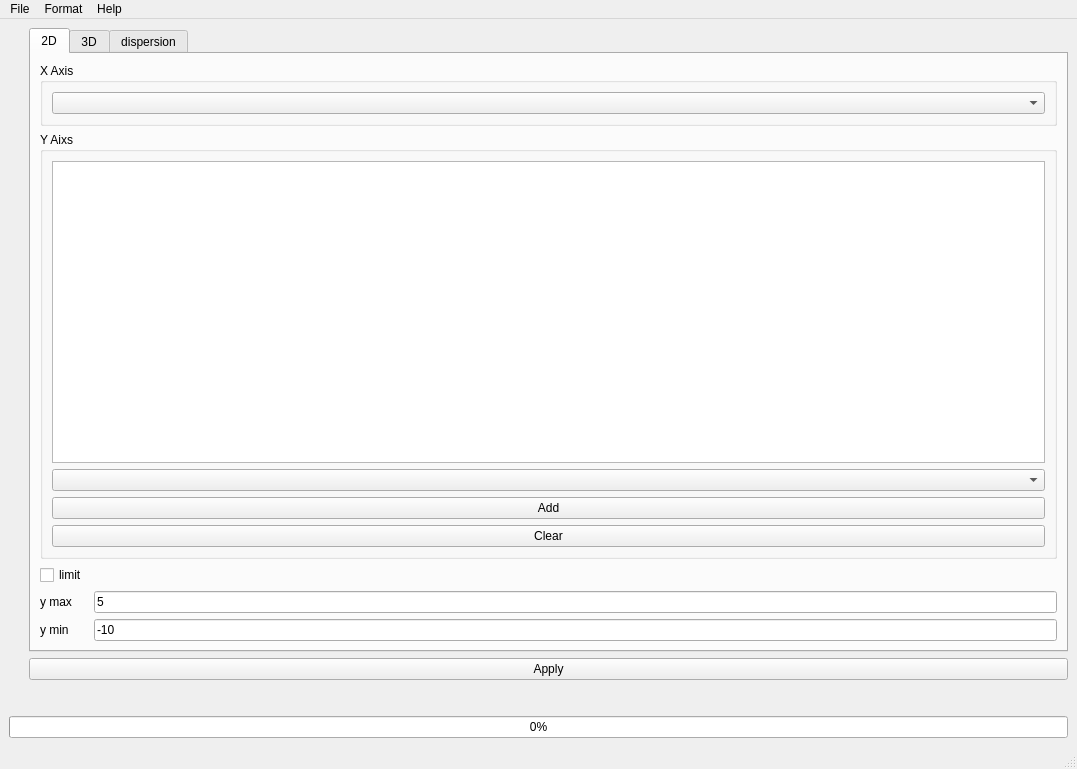
The window that ui/main_window.ui (yn4k4nishi/aemwel_viewer) describes before a commit, drawn with Qt 5.
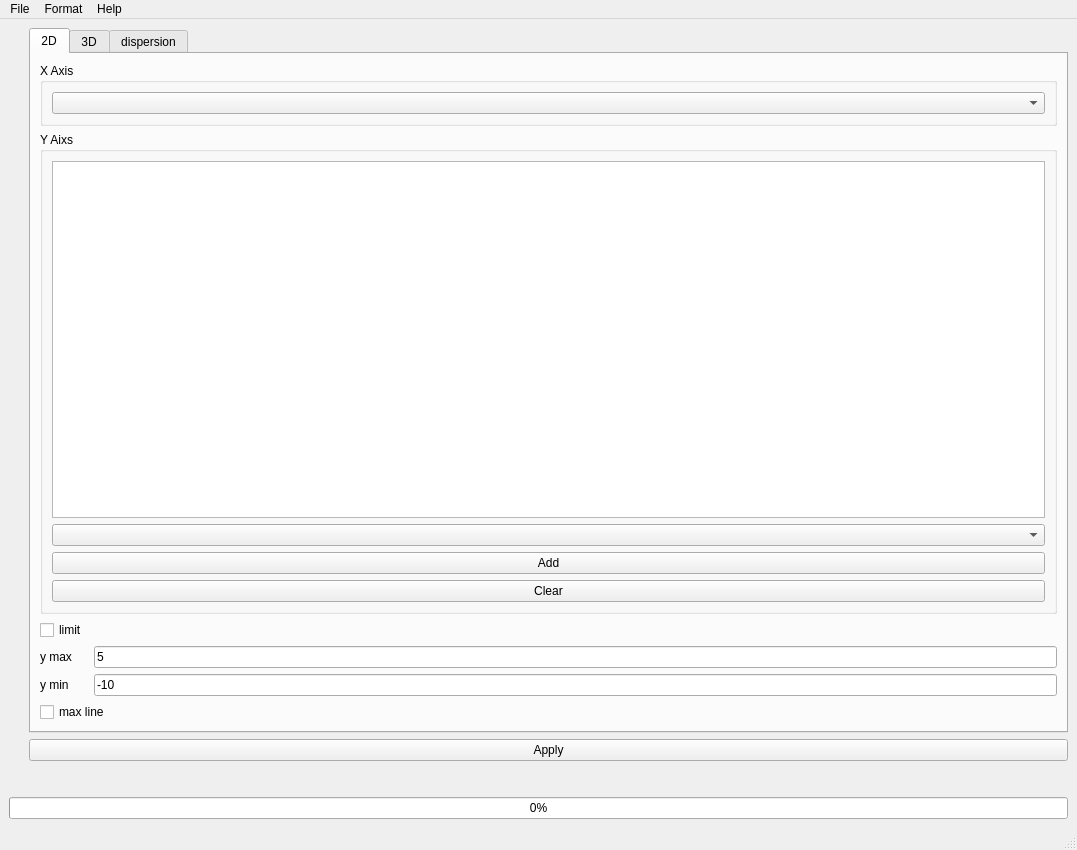
The same window after the commit.

Commit message: :sparkles: Feature : max line

What changed in the file:
```diff
--- a/ui/main_window.ui
+++ b/ui/main_window.ui
@@ -7,7 +7,7 @@
     <x>0</x>
     <y>0</y>
     <width>1077</width>
-    <height>759</height>
+    <height>850</height>
    </rect>
   </property>
   <property name="sizePolicy">
@@ -153,6 +153,13 @@
               </item>
              </layout>
             </item>
+            <item>
+             <widget class="QCheckBox" name="checkBox_max_line">
+              <property name="text">
+               <string>max line</string>
+              </property>
+             </widget>
+            </item>
            </layout>
           </widget>
           <widget class="QWidget" name="tab_2">
```
The commit also changes 3 other files.
